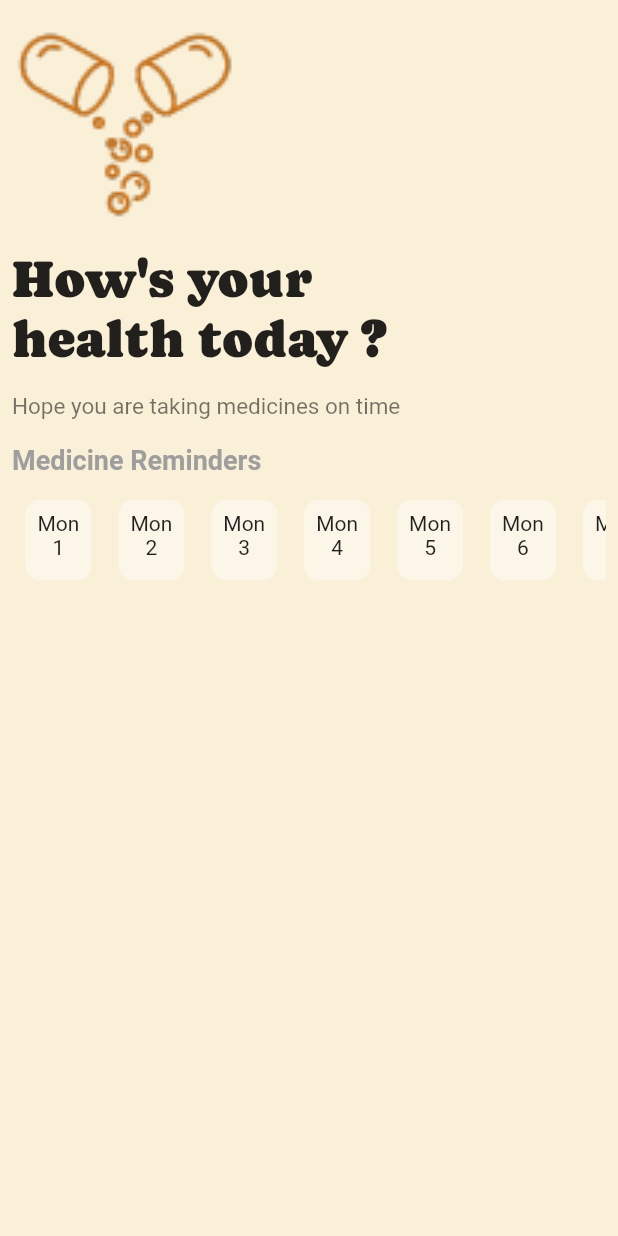
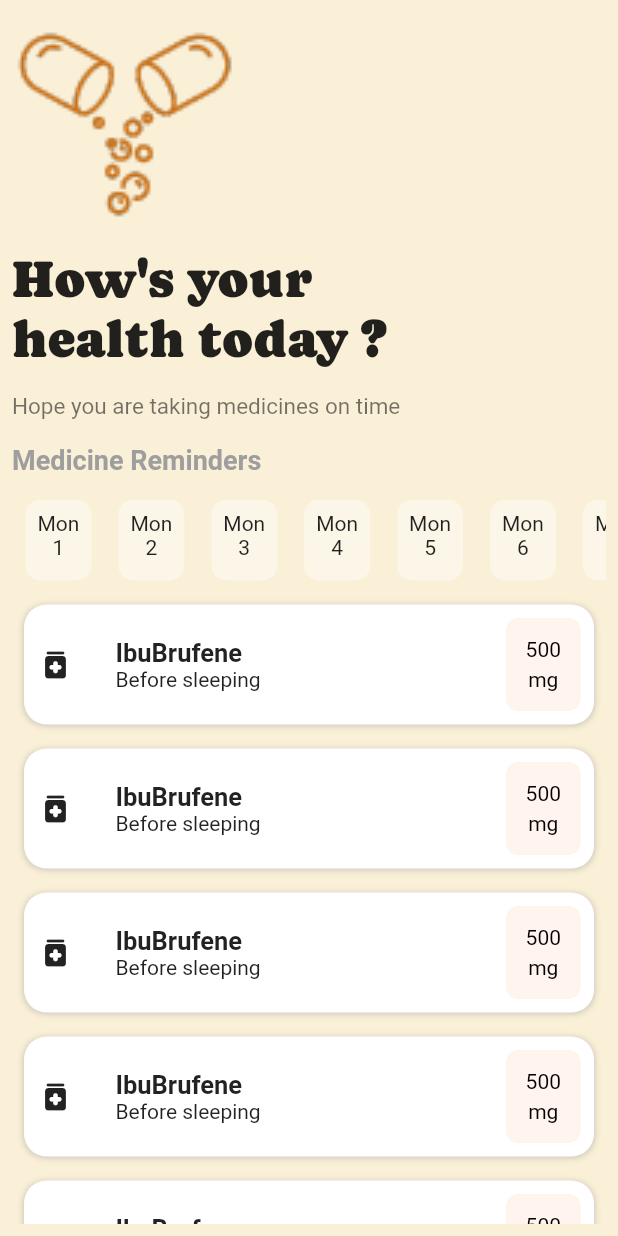
Before and after one commit to RGTechPro/medlogs, a Flutter app: the MedicinePage screen opened directly, on a phone screen of 412 x 824 dp. Run offline on Flutter 3.47's test engine with Material 2 defaults, Android fonts, the phone set to English and light mode, and no system bars; network calls fail; Roboto replaces fonts that are missing (Poppins).

Commit message:
session 4

```diff
--- a/lib/home_page.dart
+++ b/lib/home_page.dart
@@ -1,5 +1,6 @@
 import 'package:flutter/material.dart';
-import 'package:medlogs/medicine.dart';
+import 'package:medlogs/screens/medicine.dart';
+
 import 'package:medlogs/widget/type_card.dart';
 
 class HomePage extends StatelessWidget {
--- a/lib/main.dart
+++ b/lib/main.dart
@@ -1,5 +1,5 @@
 import 'package:flutter/material.dart';
-import 'home.dart';
+import 'package:medlogs/home.dart';
 
 void main() {
   runApp(const MyApp());
--- a/lib/medicine.dart
+++ b/lib/medicine.dart
@@ -1,5 +1,6 @@
 import 'package:flutter/material.dart';
 import 'package:medlogs/widget/date_card.dart';
+import 'package:medlogs/widget/medicine_card.dart';
 
 class MedicinePage extends StatelessWidget {
   List<String> days = ['Mon', 'Tue', 'Wed', 'Thu', 'Fri', 'Sat', 'Sun'];
@@ -60,10 +61,18 @@ class MedicinePage extends StatelessWidget {
                         // if(index>7){
                         //   dayIndex=
                         // }
-                        return DateCard(day: days[0], date: index+1);
+                        return DateCard(day: days[0], date: index + 1);
                       },
                       itemCount: 30,
                     )),
+              ),
+              Expanded(
+                child: ListView.builder(
+                  itemCount: 10,
+                  itemBuilder: (context, index) {
+
+                  return MedicineCard();
+                }),
               )
             ],
           ),
--- /dev/null
+++ b/lib/widget/medicine_card.dart
@@ -0,0 +1,89 @@
+import 'package:flutter/material.dart';
+
+class MedicineCard extends StatelessWidget {
+  const MedicineCard({super.key});
+//add a constructor and take inputs of medicine name, taking time, qauntity in mg
+  @override
+  Widget build(BuildContext context) {
+    return Padding(
+      padding: const EdgeInsets.all(8.0),
+      child: Container(
+        decoration: BoxDecoration(
+          color: Colors.white,
+          borderRadius: BorderRadius.circular(15.0),
+          border: Border.all(color: Colors.grey.withOpacity(.01)),
+          boxShadow: [
+            BoxShadow(
+              color: Colors.grey.withOpacity(0.5),
+              offset: const Offset(0, .5),
+              spreadRadius: .1,
+              blurRadius: 3,
+            ),
+          ],
+        ),
+        child: Row(
+          mainAxisAlignment: MainAxisAlignment.spaceBetween,
+          children: [
+            Row(
+              children: [
+                Padding(
+                  padding: const EdgeInsets.all(8.0),
+                  child: Icon(Icons.medication_rounded),
+                ),
+                SizedBox(
+                  width: 20,
+                ),
+                Column(
+                  crossAxisAlignment: CrossAxisAlignment.start,
+                  children: [
+                    Text(
+                      'IbuBrufene',
+                      style:
+                          TextStyle(fontWeight: FontWeight.bold, fontSize: 17),
+                    ),
+                    Text('Before sleeping')
+                  ],
+                ),
+              ],
+            ),
+            Padding(
+              padding: const EdgeInsets.all(8.0),
+              child: Container(
+                decoration: BoxDecoration(
+                  color: const Color(0xffFFF4EE),
+                  borderRadius: BorderRadius.circular(8.0),
+                  border: Border.all(color: Colors.grey.withOpacity(.01)),
+                ),
+                child: Padding(
+                  padding: const EdgeInsets.all(12.0),
+                  child: Column(
+                    crossAxisAlignment: CrossAxisAlignment.center,
+                    children: [
+                      Text(
+                        "500",
+                        style: const TextStyle(
+                          color: Colors.black,
+                          fontSize: 14.0,
+                          fontFamily: 'Poppins',
+                        ),
+                      ),
+                      const SizedBox(height: 4.0),
+                      Text(
+                        'mg',
+                        style: const TextStyle(
+                          color: Colors.black,
+                          fontSize: 14.0,
+                          fontFamily: 'Poppins',
+                        ),
+                      ),
+                    ],
+                  ),
+                ),
+              ),
+            ),
+          ],
+        ),
+      ),
+    );
+  }
+}
```
Also changed, not shown: lib/report.dart (added).
